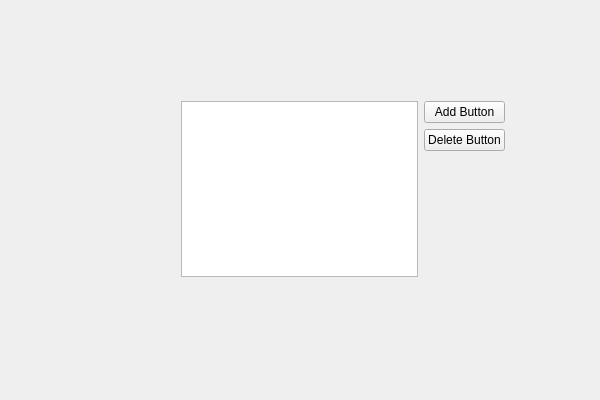
This is code/code.ui in kianz20/WealthMap as Qt 5 draws it before an edit. The edited form follows.
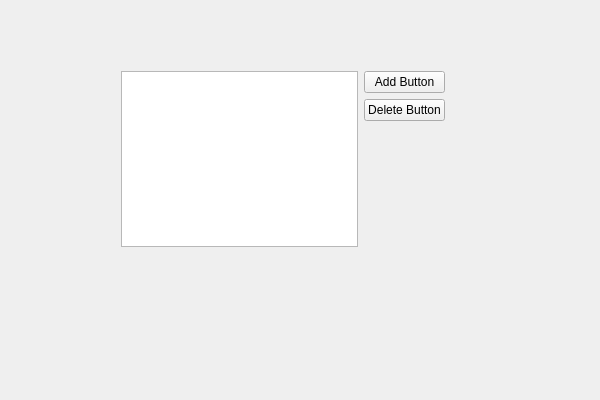
This is the edited form.

Patch:
```diff
--- a/code/code.ui
+++ b/code/code.ui
@@ -16,8 +16,8 @@
   <widget class="QWidget" name="layoutWidget">
    <property name="geometry">
     <rect>
-     <x>170</x>
-     <y>90</y>
+     <x>110</x>
+     <y>60</y>
      <width>346</width>
      <height>238</height>
     </rect>
```
Left out of the diff: 6 changed lines with no effect on the pictures.
